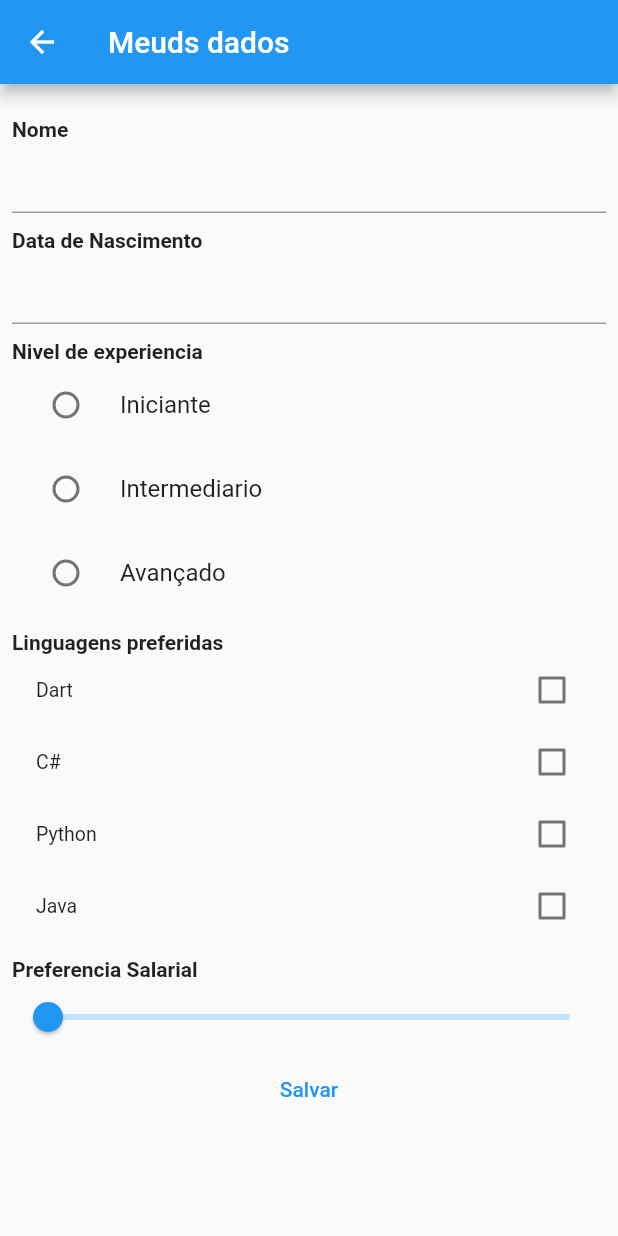
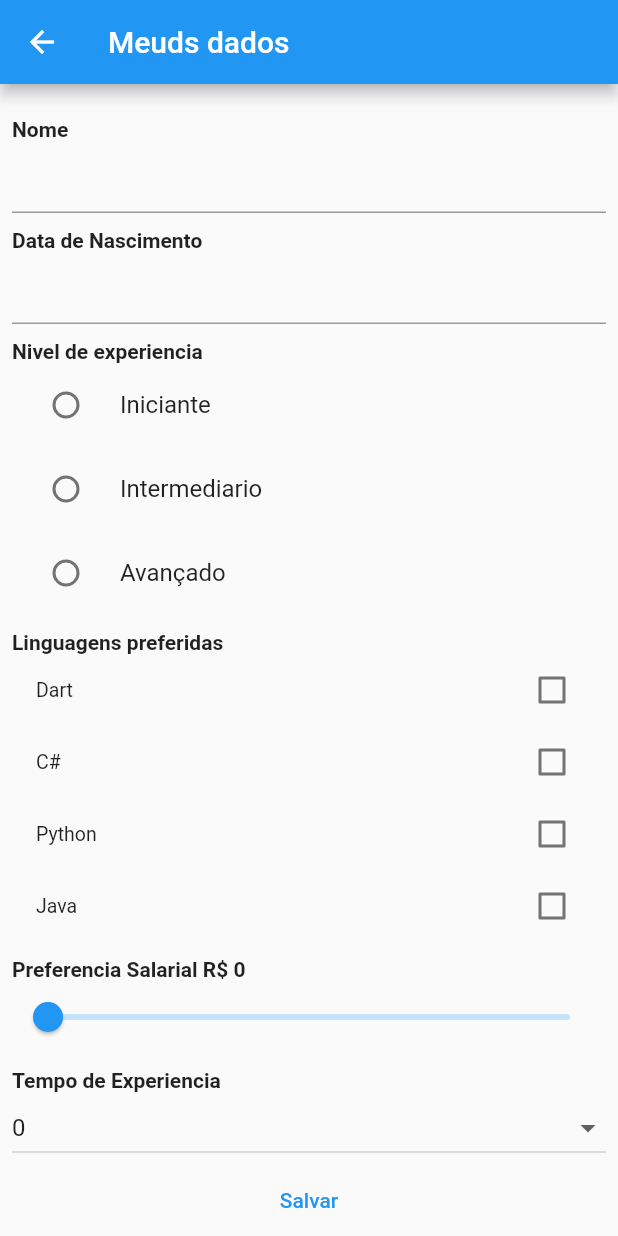
Before and after one commit to bruunooAlmeida/Primeiros-Componentes-em-Flutter, a Flutter app: the DadosCadastraisPage screen opened directly, after a tap on "Salvar", on a phone screen of 412 x 824 dp. Run offline on Flutter 3.47's test engine with Material 2 defaults, Android fonts, the phone set to English and light mode, and no system bars; our stand-ins replace google_fonts; network calls fail.

Commit message:
Finalizando etapa 2

```diff
--- a/lib/pages/dados_cadastrais.dart
+++ b/lib/pages/dados_cadastrais.dart
@@ -23,6 +23,7 @@ class _DadosCadastraisPageState extends State<DadosCadastraisPage> {
   var linguagens = [];
   var linguagensSelecionadas = [];
   double salarioEscolhido = 0;
+  int tempoExperiencia = 0;
 
 /*
   Text returnText(String texto) {
@@ -35,6 +36,16 @@ class _DadosCadastraisPageState extends State<DadosCadastraisPage> {
     niveis = nivelRepository.retornaNiveis();
     linguagens = linguagensRepository.retornaLinguagens();
     super.initState();
+  }
+
+  List<DropdownMenuItem<int>> returnItens(int quantidadeMaxima) {
+    var items = <DropdownMenuItem<int>>[];
+    for (var i = 0; i < quantidadeMaxima; i++) {
+      items.add(
+        DropdownMenuItem(value: i, child: Text(i.toString())),
+      );
+    }
+    return items;
   }
 
   @override
@@ -77,7 +88,6 @@ class _DadosCadastraisPageState extends State<DadosCadastraisPage> {
                         value: nivel.toString(),
                         groupValue: nivelSelecionado,
                         onChanged: (value) {
-                          print(value);
                           setState(() {
                             nivelSelecionado = value.toString();
                           });
@@ -102,7 +112,9 @@ class _DadosCadastraisPageState extends State<DadosCadastraisPage> {
                           }
                         }))
                     .toList()),
-            const TextLabel(texto: "Preferencia Salarial"),
+            TextLabel(
+                texto:
+                    "Preferencia Salarial R\$ ${salarioEscolhido.round().toString()}"),
             Slider(
                 min: 0,
                 max: 10000,
@@ -112,10 +124,19 @@ class _DadosCadastraisPageState extends State<DadosCadastraisPage> {
                     salarioEscolhido = value;
                   });
                 }),
+            const TextLabel(texto: "Tempo de Experiencia"),
+            DropdownButton(
+              value: tempoExperiencia,
+              isExpanded: true,
+              items: returnItens(50),
+              onChanged: (value) {
+                setState(() {
+                  tempoExperiencia = int.parse(value.toString());
+                });
+              },
+            ),
             TextButton(
-              onPressed: () {
-                print(linguagensSelecionadas.length);
-              },
+              onPressed: () {},
               child: const Text("Salvar"),
             )
           ],
--- a/lib/repositories/Linguagens_repository.dart
+++ b/lib/repositories/Linguagens_repository.dart
@@ -1,3 +1,4 @@
+// ignore: file_names
 class LinguagensRepository {
   List<String> retornaLinguagens() {
     return ["Dart", "C#", "Python", "Java"];
--- a/lib/shared/widgets/text_label.dart
+++ b/lib/shared/widgets/text_label.dart
@@ -1,6 +1,4 @@
 import 'package:flutter/material.dart';
-import 'package:flutter/src/widgets/container.dart';
-import 'package:flutter/src/widgets/framework.dart';
 
 class TextLabel extends StatelessWidget {
   final String texto;
```
